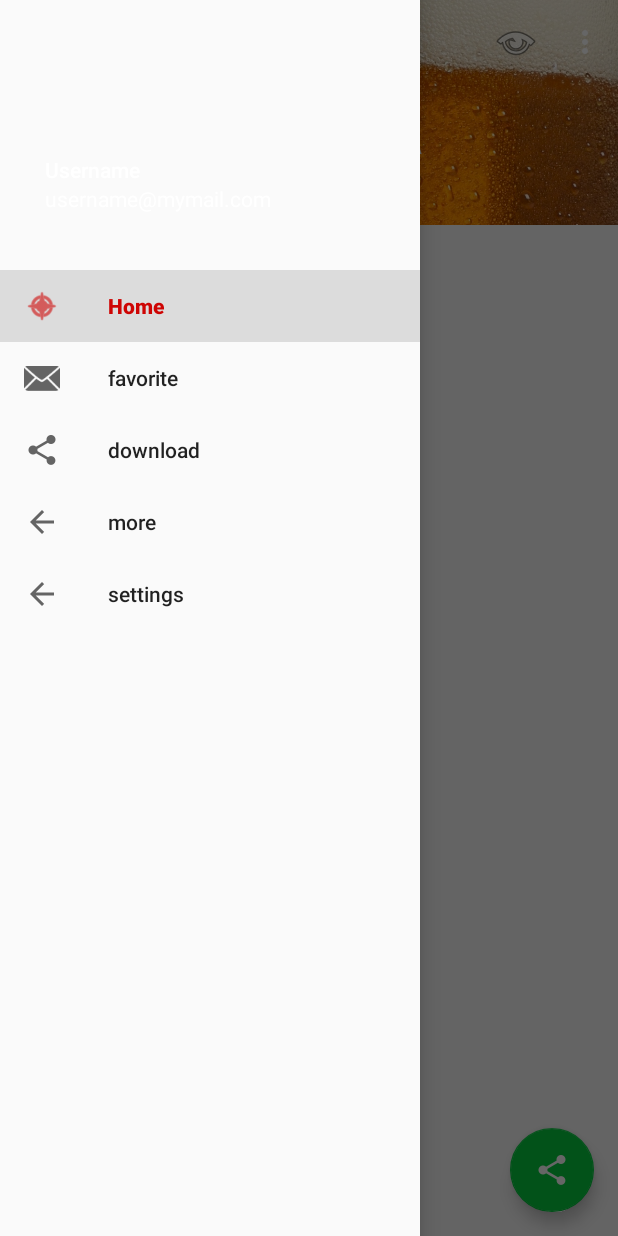
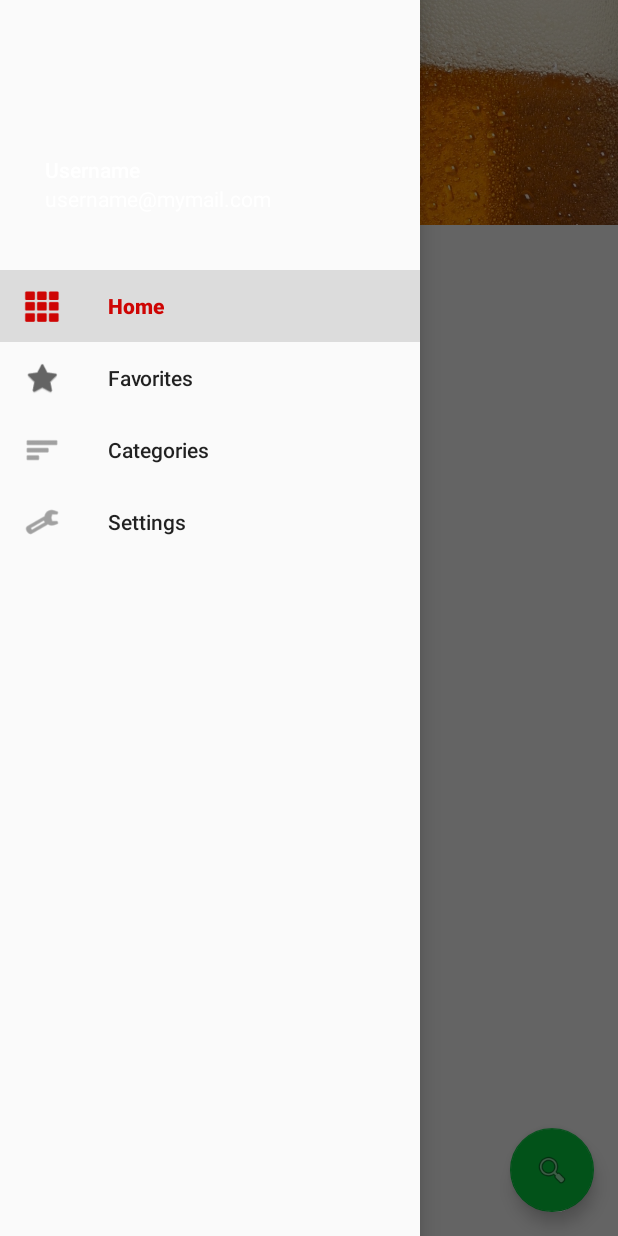
Before and after one commit to burcakDemircioglu/Capstone, an Android app: the screen it shows after launch (MainActivity), with the side drawer open, on a phone screen of 412 x 824 dp. Run offline under Robolectric (Android 15) with nearby library versions, the phone set to English and light mode, and no system bars.

Commit message:
feat: Change Menu Icons and App Bar Title Typeface

```diff
--- a/WannaBeer/app/src/main/java/com/example/burcakdemircioglu/wannabeer/ui/MainActivity.java
+++ b/WannaBeer/app/src/main/java/com/example/burcakdemircioglu/wannabeer/ui/MainActivity.java
@@ -114,8 +114,8 @@ public class MainActivity extends AppCompatActivity implements
 
         mCollapsingToolbarLayout.setCollapsedTitleTextAppearance(R.style.CollapsedAppBar);
         mCollapsingToolbarLayout.setExpandedTitleTextAppearance(R.style.CollapsedAppBar);
-        mCollapsingToolbarLayout.setCollapsedTitleTypeface(Typeface.createFromAsset(getResources().getAssets(), "erasdust.ttf"));
-        mCollapsingToolbarLayout.setExpandedTitleTypeface(Typeface.createFromAsset(getResources().getAssets(), "erasdust.ttf"));
+        mCollapsingToolbarLayout.setCollapsedTitleTypeface(Typeface.createFromAsset(getResources().getAssets(), "Chalkduster.ttf"));
+        mCollapsingToolbarLayout.setExpandedTitleTypeface(Typeface.createFromAsset(getResources().getAssets(), "Chalkduster.ttf"));
         mCollapsingToolbarLayout.setCollapsedTitleTextColor(getResources().getColor(R.color.image_background));
         mCollapsingToolbarLayout.setExpandedTitleColor(getResources().getColor(R.color.image_background));
 
@@ -140,7 +140,7 @@ public class MainActivity extends AppCompatActivity implements
         final ActionBar actionBar = getSupportActionBar();
 
         if (actionBar != null) {
-            actionBar.setHomeAsUpIndicator(android.R.drawable.ic_menu_manage);
+            actionBar.setHomeAsUpIndicator(R.drawable.ic_menu_moreoverflow_holo_light);
             actionBar.setDisplayHomeAsUpEnabled(true);
         }
     }
@@ -311,7 +311,7 @@ public class MainActivity extends AppCompatActivity implements
     @Override
     public boolean onCreateOptionsMenu(Menu menu) {
         // Inflate the menu; this adds items to the action bar if it is present.
-        getMenuInflater().inflate(R.menu.menu_main, menu);
+        //getMenuInflater().inflate(R.menu.menu_main, menu);
         return true;
     }
 /*
--- /dev/null
+++ b/WannaBeer/app/src/main/res/drawable/ic_menu_moreoverflow_holo_light.xml
@@ -0,0 +1,18 @@
+<?xml version="1.0" encoding="utf-8"?>
+<!-- Copyright (C) 2010 The Android Open Source Project
+
+     Licensed under the Apache License, Version 2.0 (the "License");
+     you may not use this file except in compliance with the License.
+     You may obtain a copy of the License at
+
+          http://www.apache.org/licenses/LICENSE-2.0
+
+     Unless required by applicable law or agreed to in writing, software
+     distributed under the License is distributed on an "AS IS" BASIS,
+     WITHOUT WARRANTIES OR CONDITIONS OF ANY KIND, either express or implied.
+     See the License for the specific language governing permissions and
+     limitations under the License.
+-->
+<selector xmlns:android="http://schemas.android.com/apk/res/android">
+    <item android:drawable="@drawable/ic_menu_moreoverflow_material" />
+</selector>
--- /dev/null
+++ b/WannaBeer/app/src/main/res/drawable/ic_menu_moreoverflow_material.xml
@@ -0,0 +1,25 @@
+<!--
+Copyright (C) 2014 The Android Open Source Project
+
+   Licensed under the Apache License, Version 2.0 (the "License");
+    you may not use this file except in compliance with the License.
+    You may obtain a copy of the License at
+
+         http://www.apache.org/licenses/LICENSE-2.0
+
+    Unless required by applicable law or agreed to in writing, software
+    distributed under the License is distributed on an "AS IS" BASIS,
+    WITHOUT WARRANTIES OR CONDITIONS OF ANY KIND, either express or implied.
+    See the License for the specific language governing permissions and
+    limitations under the License.
+-->
+<vector xmlns:android="http://schemas.android.com/apk/res/android"
+        android:width="24dp"
+        android:height="24dp"
+        android:viewportWidth="24.0"
+        android:viewportHeight="24.0"
+        android:tint="?attr/colorControlNormal">
+    <path
+        android:pathData="M12,8c1.1,0 2,-0.9 2,-2s-0.9,-2 -2,-2c-1.1,0 -2,0.9 -2,2S10.9,8 12,8zM12,10c-1.1,0 -2,0.9 -2,2s0.9,2 2,2c1.1,0 2,-0.9 2,-2S13.1,10 12,10zM12,16c-1.1,0 -2,0.9 -2,2s0.9,2 2,2c1.1,0 2,-0.9 2,-2S13.1,16 12,16z"
+        android:fillColor="@color/image_background"/>
+</vector>
--- a/WannaBeer/app/src/main/res/layout/activity_main.xml
+++ b/WannaBeer/app/src/main/res/layout/activity_main.xml
@@ -79,7 +79,7 @@
         android:layout_height="wrap_content"
         android:layout_gravity="bottom|end"
         android:layout_margin="@dimen/fab_margin"
-        android:src="@drawable/ic_share" />
+        android:src="@android:drawable/ic_menu_search" />
 
 </android.support.design.widget.CoordinatorLayout>
     <android.support.design.widget.NavigationView
--- a/WannaBeer/app/src/main/res/layout/drawer_header.xml
+++ b/WannaBeer/app/src/main/res/layout/drawer_header.xml
@@ -13,7 +13,7 @@
         android:layout_height="64dp"
         android:layout_margin="10dp"
         android:elevation="4dp"
-        tools:src="@android:drawable/ic_menu_upload"/>
+        tools:src="@drawable/bannerbackground"/>
 
     <TextView
         android:layout_width="wrap_content"
--- a/WannaBeer/app/src/main/res/layout/navigation_menu.xml
+++ /dev/null
@@ -1,16 +0,0 @@
-<android.support.v4.widget.DrawerLayout xmlns:android="http://schemas.android.com/apk/res/android"
-    xmlns:app="http://schemas.android.com/apk/res-auto"
-    android:id="@+id/drawer_layout"
-    android:layout_width="match_parent"
-    android:layout_height="match_parent"
-    android:fitsSystemWindows="true">
-
-    <!-- Your contents -->
-
-    <android.support.design.widget.NavigationView
-        android:id="@+id/navigation"
-        android:layout_width="wrap_content"
-        android:layout_height="match_parent"
-        android:layout_gravity="start"
-        app:menu="@menu/navigation_items" />
-</android.support.v4.widget.DrawerLayout>
--- a/WannaBeer/app/src/main/res/menu/drawer.xml
+++ b/WannaBeer/app/src/main/res/menu/drawer.xml
@@ -7,28 +7,24 @@
         <item
             android:id="@+id/drawer_home"
             android:checked="true"
-            android:icon="@android:drawable/ic_menu_compass"
+            android:icon="@android:drawable/ic_dialog_dialer"
             android:title="Home"/>
 
         <item
             android:id="@+id/drawer_favourite"
-            android:icon="@android:drawable/ic_dialog_email"
-            android:title="favorite"/>
+            android:icon="@android:drawable/btn_star_big_off"
+            android:title="Favorites"/>
 
         <item
             android:id="@+id/drawer_downloaded"
-            android:icon="@drawable/ic_share"
-            android:title="download"/>
+            android:icon="@android:drawable/ic_menu_sort_by_size"
+            android:title="Categories"/>
 
-        <item
-            android:id="@+id/drawer_more"
-            android:icon="@drawable/ic_arrow_back"
-            android:title="more"/>
 
         <item
             android:id="@+id/drawer_settings"
-            android:icon="@drawable/ic_arrow_back"
-            android:title="settings"/>
+            android:icon="@android:drawable/ic_menu_preferences"
+            android:title="Settings"/>
 
     </group>
 </menu>
--- a/WannaBeer/app/src/main/res/menu/menu_main.xml
+++ b/WannaBeer/app/src/main/res/menu/menu_main.xml
@@ -2,11 +2,7 @@
     xmlns:app="http://schemas.android.com/apk/res-auto"
     xmlns:tools="http://schemas.android.com/tools"
     tools:context=".ui.MainActivity">
-    <item
-        android:id="@+id/action_menu"
-        android:icon="@android:drawable/ic_menu_view"
-        android:title="menu"
-        app:showAsAction="ifRoom"/>
+
     <item
         android:id="@+id/action_settings"
         android:orderInCategory="100"
--- a/WannaBeer/app/src/main/res/menu/navigation_items.xml
+++ /dev/null
@@ -1,10 +0,0 @@
-<?xml version="1.0" encoding="utf-8"?>
-<menu xmlns:android="http://schemas.android.com/apk/res/android"
-    xmlns:app="http://schemas.android.com/apk/res-auto">
-    <item
-        android:id="@+id/action_search"
-        android:orderInCategory="100"
-        android:title="@string/action_search"
-        app:showAsAction="never"
-        />
-</menu>
--- a/WannaBeer/app/src/main/res/values/styles.xml
+++ b/WannaBeer/app/src/main/res/values/styles.xml
@@ -21,7 +21,7 @@
     </declare-styleable>
 
     <style name="CollapsedAppBar" parent="@android:style/TextAppearance.Medium">
-        <item name="android:textSize">50sp</item>
+        <item name="android:textSize">30sp</item>
         <item name="android:textColor">@color/image_background</item>
         <item name="android:textStyle">normal</item>
     </style>
```
Also changed, not shown: WannaBeer/app/src/main/assets/Chalkduster.ttf (added).
